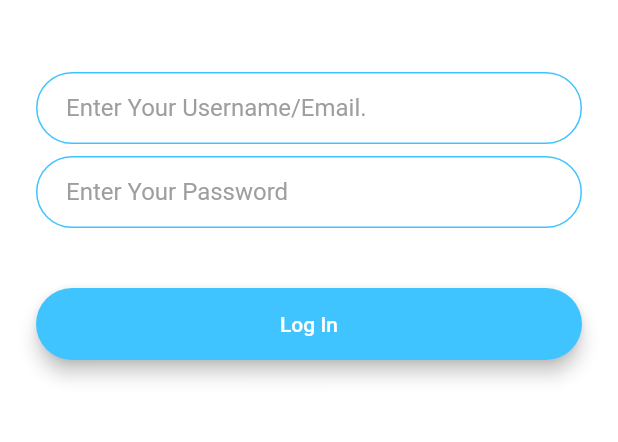
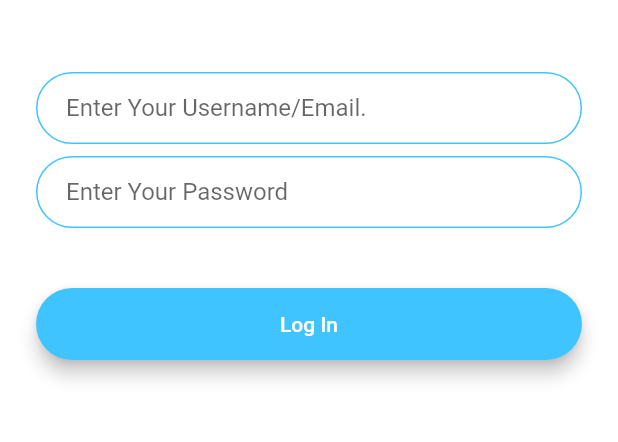
Before and after one commit to suesalito/ChatApp, a Flutter app: the screen it shows after launch, after a tap on "Log In", on a phone screen of 412 x 824 dp, the part 576-1018 px from its top. Run offline on Flutter 3.47's test engine with Material 2 defaults, Android fonts, the phone set to English and light mode, and no system bars; our stand-ins replace animated_text_kit.

Commit message:
refartor and remove dark theme setup.

```diff
--- a/lib/components/round_button.dart
+++ b/lib/components/round_button.dart
@@ -5,7 +5,7 @@ class RoundedButton extends StatelessWidget {
   Function onPressed;
   String title = '';
 
-  RoundedButton({@required this.color, @required this.title, this.onPressed});
+  RoundedButton({@required this.color, @required this.title, @required this.onPressed});
 
   @override
   Widget build(BuildContext context) {
@@ -30,6 +30,7 @@ class RoundedButton extends StatelessWidget {
           child: Text(
             // 'Register',
             title,
+            style: TextStyle(color: Colors.white),
           ),
         ),
       ),
--- a/lib/constants.dart
+++ b/lib/constants.dart
@@ -20,9 +20,9 @@ const kMessageContainerDecoration = BoxDecoration(
 
 const kTextFieldDecoration = InputDecoration(
   hintText: '',
-  hintStyle: TextStyle(color: Colors.grey),
-  filled: true,
-  fillColor: Colors.white,
+  // hintStyle: TextStyle(color: Colors.grey),
+  // filled: true,
+  // fillColor: Colors.white,
   contentPadding: EdgeInsets.symmetric(vertical: 10.0, horizontal: 20.0),
   border: OutlineInputBorder(
     borderRadius: BorderRadius.all(Radius.circular(32.0)),
--- a/lib/main.dart
+++ b/lib/main.dart
@@ -10,11 +10,11 @@ class FlashChat extends StatelessWidget {
   @override
   Widget build(BuildContext context) {
     return MaterialApp(
-      theme: ThemeData.dark().copyWith(
-        textTheme: TextTheme(
-          bodyText2: TextStyle(color: Colors.black54),
-        ),
-      ),
+      // theme: ThemeData.dark().copyWith(
+      //   textTheme: TextTheme(
+      //     bodyText2: TextStyle(color: Colors.black54),
+      //   ),
+      // ),
       initialRoute: WelcomeScreen.screenID,
       routes: {
         WelcomeScreen.screenID: (context) => WelcomeScreen(),
```
